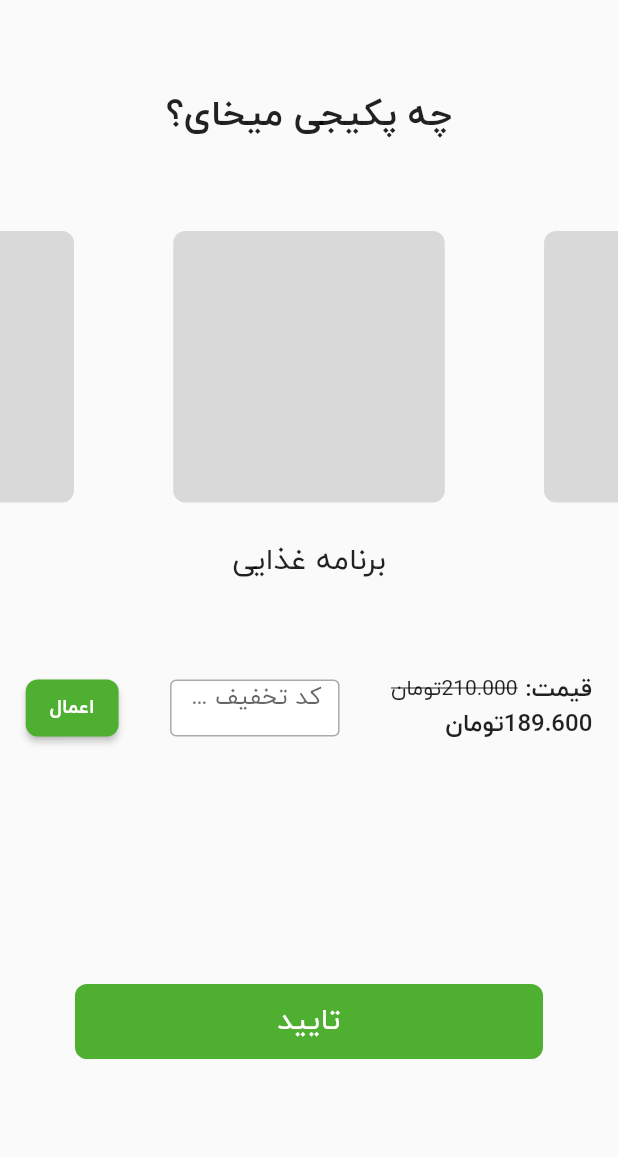
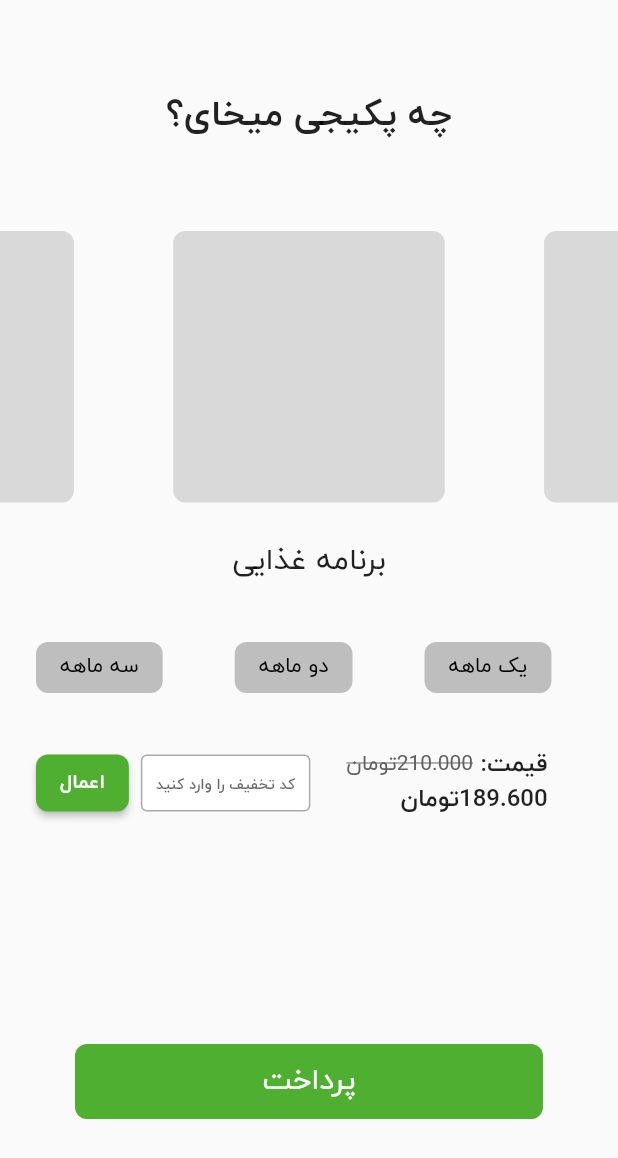
Before and after one commit to Ho3einTahan/sportapplication, a Flutter app: the screen it shows after launch, on a phone screen of 412 x 824 dp. Shown: the top 1158 px of the screen. Run offline on Flutter 3.47's test engine with Material 2 defaults, Android fonts, the phone set to English and light mode, and no system bars; drawn by our look-alikes of carousel_slider; our stand-ins replace awesome_snackbar_content, dots_indicator, flutter_spinkit, font_awesome_flutter, percent_indicator, shared_preferences and 3 more.

Commit message:
change some Code

```diff
--- a/lib/Package_Page.dart
+++ b/lib/Package_Page.dart
@@ -1,5 +1,6 @@
 import 'package:carousel_slider/carousel_slider.dart';
 import 'package:flutter/material.dart';
+import 'package:sport_application/model/DayPackage_Data.dart';
 
 class Package_Page extends StatefulWidget {
   const Package_Page({super.key});
@@ -9,10 +10,17 @@ class Package_Page extends StatefulWidget {
 }
 
 class _Package_PageState extends State<Package_Page> {
+  Color backgroundColor_Button = Color.fromARGB(255, 190, 190, 190);
+  Color forgroundColor_Text = Color(0xff000000);
+  List<bool> isclicked = [false, false, false];
+  double sizebox_Height = 36;
   @override
   Widget build(BuildContext context) {
+    final double keyboardheight = MediaQuery.of(context).viewInsets.bottom;
     return Scaffold(
-      body: SafeArea(
+      resizeToAvoidBottomInset: false,
+      body: SingleChildScrollView(
+        reverse: true,
         child: Column(
           children: [
             Padding(
@@ -27,7 +35,47 @@ class _Package_PageState extends State<Package_Page> {
                 ),
               ),
             ),
-            CarouselSlider.builder(
+            carousel_Slider(),
+            Padding(
+              padding: const EdgeInsets.only(top: 25, bottom: 40),
+              child: Text(
+                "برنامه غذایی",
+                style: TextStyle(
+                  fontSize: 20,
+                  fontWeight: FontWeight.w500,
+                ),
+              ),
+            ),
+            //Text(""),
+            getDayButton(),
+            SizedBox(
+                height:
+                    keyboardheight == 0 ? sizebox_Height : sizebox_Height - 36),
+            getboxBottom(),
+            SizedBox(height: 150),
+            ClipRRect(
+              borderRadius: BorderRadius.circular(8),
+              child: ElevatedButton(
+                style: ElevatedButton.styleFrom(
+                  primary: Color(0xff4FAF30),
+                  minimumSize: Size(312, 50),
+                ),
+                onPressed: () {},
+                child: Text(
+                  "پرداخت",
+                  style: TextStyle(fontSize: 20, fontWeight: FontWeight.w400),
+                ),
+              ),
+            ),
+            SizedBox(height: 24),
+          ],
+        ),
+      ),
+    );
+  }
+
+  Widget carousel_Slider() {
+    return CarouselSlider.builder(
       itemCount: 5,
       itemBuilder: (context, index, realIndex) {
         return Container(
@@ -44,46 +92,77 @@ class _Package_PageState extends State<Package_Page> {
         aspectRatio: 1.2,
         height: 181,
         initialPage: 0,
-                autoPlay: true,
+      ),
+    );
+  }
+
+  Widget getDayButton() {
+    return SizedBox(
+      height: 34,
+      child: ListView.builder(
+        itemCount: 3,
+        physics: NeverScrollableScrollPhysics(),
+        scrollDirection: Axis.horizontal,
+        itemBuilder: (context, index) {
+          return Padding(
+            padding: const EdgeInsets.symmetric(horizontal: 24),
+            child: Row(
+              children: [
+                ElevatedButton(
+                  style: ElevatedButton.styleFrom(
+                    primary: isclicked[index] == true
+                        ? Color(0xff4FAF30)
+                        : backgroundColor_Button,
+                    elevation: 0,
+                    shape: RoundedRectangleBorder(
+                      borderRadius: BorderRadius.circular(8),
                     ),
                   ),
-            Padding(
-              padding: const EdgeInsets.only(top: 25, bottom: 40),
+                  onPressed: () {
+                    if (isclicked[0] == false && index == 0) {
+                      setState(() {
+                        isclicked[0] = true;
+                        isclicked[1] = false;
+                        isclicked[2] = false;
+                      });
+                    }
+                    if (isclicked[1] == false && index == 1) {
+                      setState(() {
+                        isclicked[0] = false;
+                        isclicked[1] = true;
+                        isclicked[2] = false;
+                      });
+                    }
+                    if (isclicked[2] == false && index == 2) {
+                      setState(() {
+                        isclicked[0] = false;
+                        isclicked[1] = false;
+                        isclicked[2] = true;
+                      });
+                    }
+                  },
                   child: Text(
-                "برنامه غذایی",
+                    getDay_Package_Data().day_Package[index].Day,
                     style: TextStyle(
-                  fontSize: 20,
-                  fontWeight: FontWeight.w500,
+                      color: isclicked[index] == true
+                          ? Colors.white
+                          : forgroundColor_Text,
                     ),
                   ),
                 ),
-            Text(""),
-            getboxBottom(),
-            SizedBox(height: 160),
-            ClipRRect(
-              borderRadius: BorderRadius.circular(8),
-              child: ElevatedButton(
-                style: ElevatedButton.styleFrom(
-                  primary: Color(0xff4FAF30),
-                  minimumSize: Size(312, 50),
-                ),
-                onPressed: () {},
-                child: Text(
-                  "تایید",
-                  style: TextStyle(fontSize: 20, fontWeight: FontWeight.w400),
-                ),
-              ),
-            ),
-            SizedBox(height: 24),
               ],
             ),
+          );
+        },
       ),
     );
   }
 
   Widget getboxBottom() {
-    return Row(
-      mainAxisAlignment: MainAxisAlignment.spaceAround,
+    final double keyboardheight = MediaQuery.of(context).viewInsets.bottom;
+    return Padding(
+      padding: const EdgeInsets.symmetric(horizontal: 24),
+      child: Row(
         children: [
           ElevatedButton(
             style: ElevatedButton.styleFrom(
@@ -99,15 +178,21 @@ class _Package_PageState extends State<Package_Page> {
               style: TextStyle(fontSize: 13, fontWeight: FontWeight.w700),
             ),
           ),
+          SizedBox(width: 8),
           Container(
             width: 113,
             height: 38,
             child: Directionality(
               textDirection: TextDirection.rtl,
               child: TextField(
+                textAlign: TextAlign.center,
                 decoration: InputDecoration(
+                  contentPadding: EdgeInsets.all(0),
                   hintText: "کد تخفیف را وارد کنید",
-
+                  hintStyle: TextStyle(
+                    fontSize: 10,
+                    fontWeight: FontWeight.w700,
+                  ),
                   focusedBorder: OutlineInputBorder(
                     borderSide: BorderSide(
                       width: 1.5,
@@ -128,6 +213,13 @@ class _Package_PageState extends State<Package_Page> {
               borderRadius: BorderRadius.circular(8),
             ),
           ),
+          Padding(
+            padding: EdgeInsets.only(
+                bottom: keyboardheight == 0
+                    ? keyboardheight
+                    : keyboardheight - 100),
+          ),
+          SizedBox(width: 24),
           Column(
             crossAxisAlignment: CrossAxisAlignment.end,
             children: [
@@ -135,11 +227,16 @@ class _Package_PageState extends State<Package_Page> {
                 children: [
                   Text(
                     "تومان",
-                  style: TextStyle(decoration: TextDecoration.lineThrough),
+                    style: TextStyle(
+                        decoration: TextDecoration.lineThrough,
+                        color: Colors.grey[700]),
                   ),
                   Text(
                     "210.000",
-                  style: TextStyle(decoration: TextDecoration.lineThrough),
+                    style: TextStyle(
+                      color: Colors.grey[700],
+                      decoration: TextDecoration.lineThrough,
+                    ),
                   ),
                   Text(
                     " :قیمت",
@@ -156,14 +253,14 @@ class _Package_PageState extends State<Package_Page> {
                     "تومان",
                     style: TextStyle(
                       fontSize: 16,
-                    fontWeight: FontWeight.w700,
+                      fontWeight: FontWeight.w600,
                     ),
                   ),
                   Text(
                     "189.600",
                     style: TextStyle(
                       fontSize: 16,
-                    fontWeight: FontWeight.w700,
+                      fontWeight: FontWeight.w600,
                     ),
                   ),
                 ],
@@ -171,6 +268,7 @@ class _Package_PageState extends State<Package_Page> {
             ],
           ),
         ],
+      ),
     );
   }
 }
--- /dev/null
+++ b/lib/model/DayPackage_Data.dart
@@ -0,0 +1,14 @@
+class DayPackage_Data {
+  String Day;
+  DayPackage_Data(this.Day);
+}
+
+class getDay_Package_Data {
+  List<DayPackage_Data> get day_Package {
+    return [
+      DayPackage_Data("سه ماهه"),
+      DayPackage_Data("دو ماهه"),
+      DayPackage_Data("یک ماهه"),
+    ];
+  }
+}
```
Also changed, not shown: pubspec.lock. Lines whose indentation alone changed are shown as unchanged.
